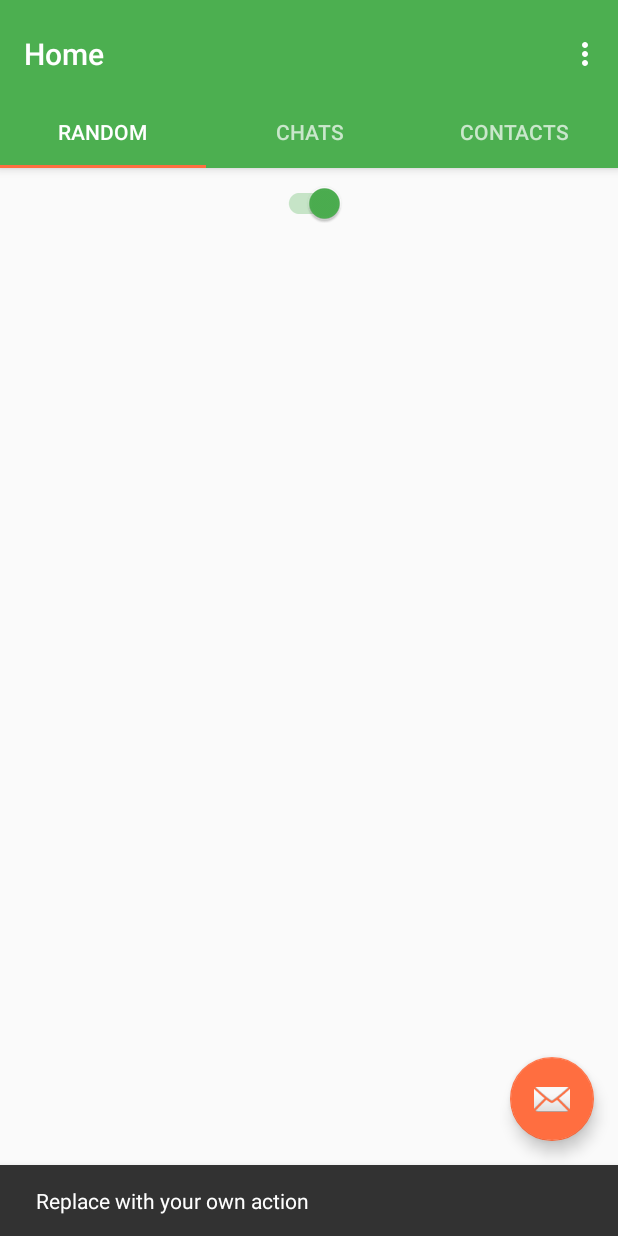
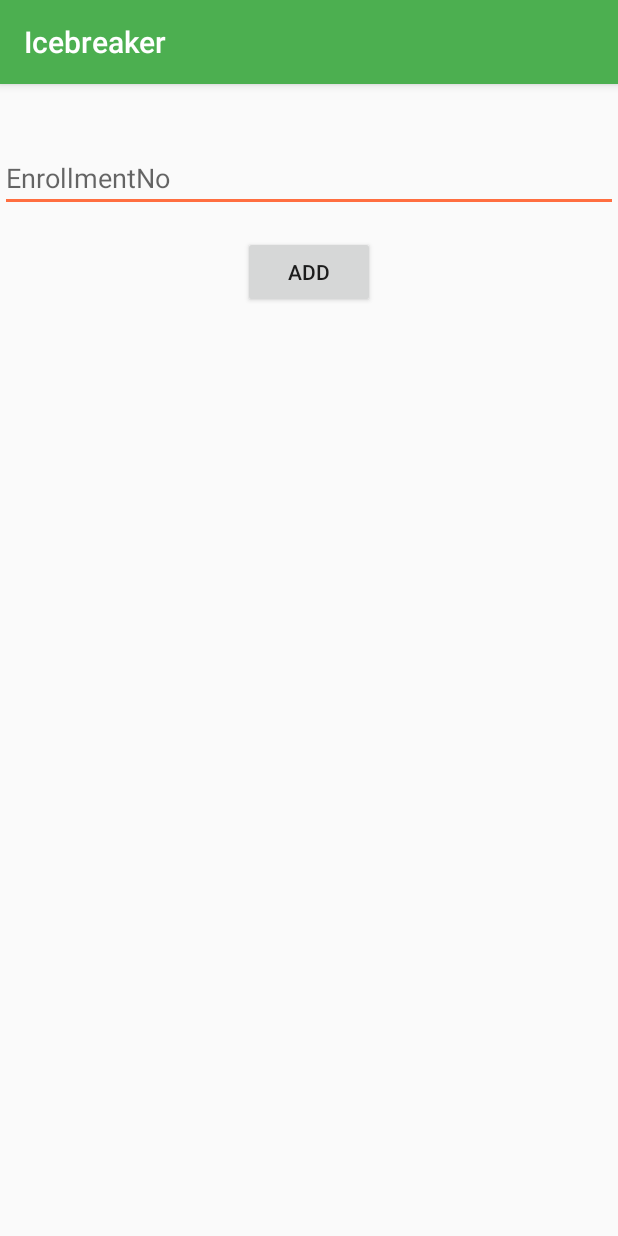
Before and after one commit to anipmehta/Icebreaker-android, an Android app: the Home screen opened directly, with no data from a screen before it, after a tap on an icon or button, on a phone screen of 412 x 824 dp. Run offline under Robolectric (Android 15) with nearby library versions, the phone set to English and light mode, and no system bars; 1 statement that could not run was skipped.

```diff
--- a/Icebreaker/app/src/main/AndroidManifest.xml
+++ b/Icebreaker/app/src/main/AndroidManifest.xml
@@ -47,6 +47,11 @@
             android:theme="@style/AppTheme"
             android:windowSoftInputMode="stateHidden" />
         <activity
+            android:name=".AddContact"
+            android:label="Icebreaker"
+            android:theme="@style/AppTheme"
+            android:windowSoftInputMode="stateHidden" />
+        <activity
             android:name=".Home"
             android:label="@string/title_activity_home"
             android:theme="@style/AppTheme.NoActionBar"></activity>
--- a/Icebreaker/app/src/main/java/in/icebreakerapp/icebreaker/Home.java
+++ b/Icebreaker/app/src/main/java/in/icebreakerapp/icebreaker/Home.java
@@ -1,5 +1,6 @@
 package in.icebreakerapp.icebreaker;
 
+import android.content.Intent;
 import android.support.design.widget.FloatingActionButton;
 import android.support.design.widget.Snackbar;
 import android.support.design.widget.TabLayout;
@@ -30,6 +31,7 @@ public class Home extends AppCompatActivity {
      * {@link android.support.v4.app.FragmentStatePagerAdapter}.
      */
     private SectionsPagerAdapter mSectionsPagerAdapter;
+    private FloatingActionButton fab;
 
     /**
      * The {@link ViewPager} that will host the section contents.
@@ -57,12 +59,14 @@ public class Home extends AppCompatActivity {
         }
 
 
-        FloatingActionButton fab = (FloatingActionButton) findViewById(R.id.fab);
+        fab = (FloatingActionButton) findViewById(R.id.fab);
         fab.setOnClickListener(new View.OnClickListener() {
             @Override
             public void onClick(View view) {
-                Snackbar.make(view, "Replace with your own action", Snackbar.LENGTH_LONG)
-                        .setAction("Action", null).show();
+//                Snackbar.make(view, "Replace with your own action", Snackbar.LENGTH_LONG)
+//                        .setAction("Action", null).show();
+                Intent intent = new Intent(Home.this,AddContact.class);
+                startActivity(intent);
             }
         });
 
@@ -114,8 +118,9 @@ public class Home extends AppCompatActivity {
                 return ChatFragment.newInstance();
             else if(position == 0)
                 return RandomFragment.newInstance();
-            else
-                return PlaceHolderFragment.newInstance(position + 1);
+            else{
+                fab.setVisibility(View.VISIBLE);
+                return PlaceHolderFragment.newInstance(position + 1);}
         }
 
         @Override
--- a/Icebreaker/app/src/main/res/layout/activity_home.xml
+++ b/Icebreaker/app/src/main/res/layout/activity_home.xml
@@ -44,6 +44,7 @@
         android:layout_height="wrap_content"
         android:layout_gravity="end|bottom"
         android:layout_margin="@dimen/fab_margin"
+        android:visibility="gone"
         android:src="@android:drawable/ic_dialog_email" />
 
 </android.support.design.widget.CoordinatorLayout>
--- /dev/null
+++ b/Icebreaker/app/src/main/res/layout/add_contact.xml
@@ -0,0 +1,29 @@
+<?xml version="1.0" encoding="utf-8"?>
+<LinearLayout xmlns:android="http://schemas.android.com/apk/res/android"
+    android:orientation="vertical" android:layout_width="match_parent"
+    android:layout_height="match_parent">
+    <android.support.design.widget.TextInputLayout
+        android:layout_width="match_parent"
+        android:layout_height="wrap_content"
+        android:layout_margin="10dp"
+        android:padding="10dp"
+        android:layout_marginTop="8dp"
+        android:layout_marginBottom="8dp"/>
+        <EditText android:id="@+id/eno"
+            android:layout_width="match_parent"
+            android:layout_height="wrap_content"
+            android:inputType="number"
+            android:hint="EnrollmentNo" />
+        <android.support.design.widget.TextInputLayout
+            android:layout_width="match_parent"
+            android:layout_height="wrap_content"
+            android:layout_marginTop="8dp"
+            android:layout_marginBottom="8dp"></android.support.design.widget.TextInputLayout>
+
+    <Button
+        android:layout_width="wrap_content"
+        android:layout_height="wrap_content"
+        android:text="Add"
+        android:id="@+id/add"
+        android:layout_gravity="center_horizontal" />
+</LinearLayout>
```
Also changed, not shown: Icebreaker/app/src/main/java/in/icebreakerapp/icebreaker/AddContact.java (added, +177 -0 lines).
